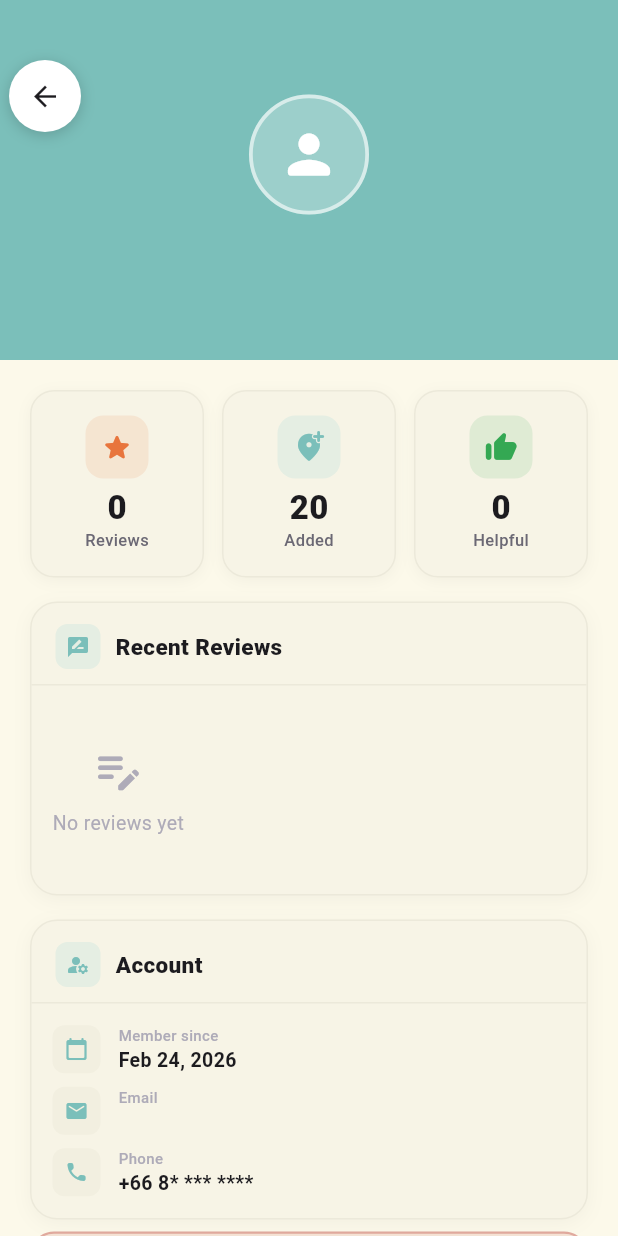
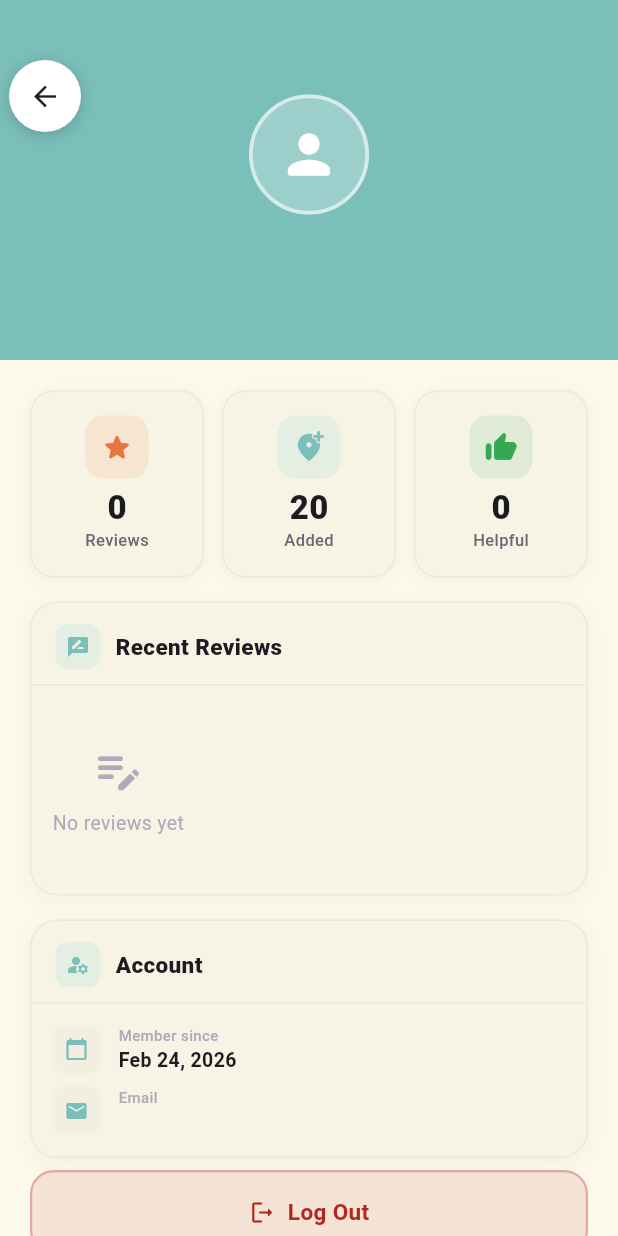
Before and after one commit to chaoticJester/01418342-Project-RestroomNearU, a Flutter app: the ProfilePage screen opened by its route, on a phone screen of 412 x 824 dp. Run offline on Flutter 3.47's test engine with Material 3 defaults, Android fonts, the phone set to English and light mode, and no system bars; our stand-ins replace cloud_firestore, firebase_auth, firebase_core, font_awesome_flutter, geolocator, google_maps_flutter and 2 more; accounts and stored records are empty.

Commit message:
Clean up user profile page
Co-Authored-By: Warp <agent@warp.dev>

```diff
--- a/lib/pages/user/profile_page.dart
+++ b/lib/pages/user/profile_page.dart
@@ -665,12 +665,6 @@ class _AccountInfo extends StatelessWidget {
           label: 'Email',
           value: email,
         ),
-        const SizedBox(height: 8),
-        _InfoRow(
-          icon: Icons.phone_rounded,
-          label: 'Phone',
-          value: '+66 8* *** ****',
-        ),
       ],
     );
   }
```
